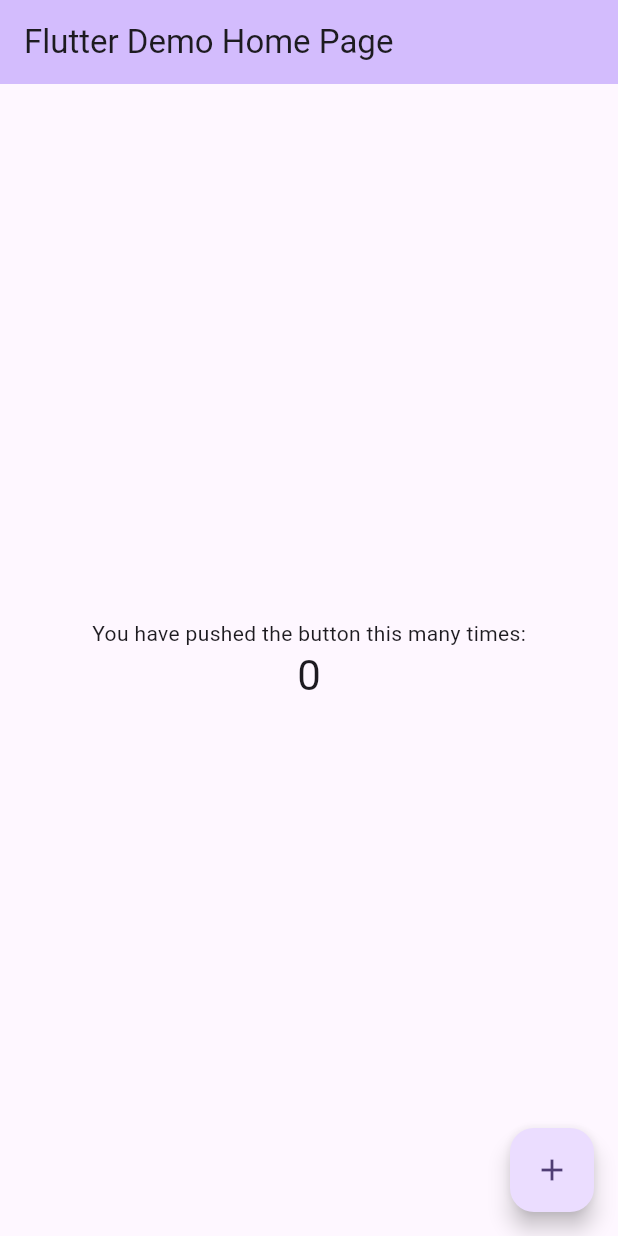
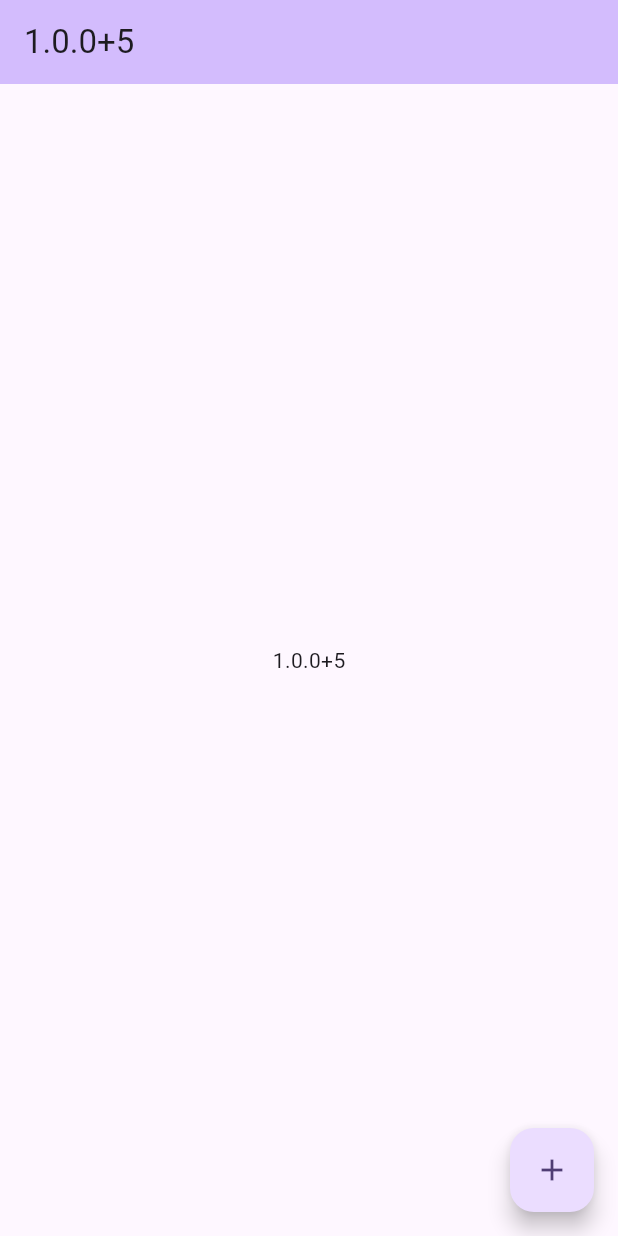
Before and after one commit to harkairt/sentry_exp, a Flutter app: the screen it shows after launch, on a phone screen of 412 x 824 dp. Run offline on Flutter 3.47's test engine with Material 2 defaults, Android fonts, the phone set to English and light mode, and no system bars; our stand-ins replace sentry_flutter.

Commit message:
chore: 1.0.0+5

```diff
--- a/lib/main.dart
+++ b/lib/main.dart
@@ -2,6 +2,8 @@
 import 'package:flutter/material.dart';
 
 import 'package:sentry_flutter/sentry_flutter.dart';
+
+const release = "1.0.0+5";
 
 Future<void> main() async {
   await SentryFlutter.init(
@@ -10,7 +12,7 @@
       // Set tracesSampleRate to 1.0 to capture 100% of transactions for performance monitoring.
       // We recommend adjusting this value in production.
       options.tracesSampleRate = 1.0;
-      options.release = "1.0.0+4";
+      options.release = release;
     },
     appRunner: () => runApp(const MyApp()),
   );
@@ -27,104 +29,30 @@
     return MaterialApp(
       title: 'Flutter Demo',
       theme: ThemeData(
-        // This is the theme of your application.
-        //
-        // TRY THIS: Try running your application with "flutter run". You'll see
-        // the application has a blue toolbar. Then, without quitting the app,
-        // try changing the seedColor in the colorScheme below to Colors.green
-        // and then invoke "hot reload" (save your changes or press the "hot
-        // reload" button in a Flutter-supported IDE, or press "r" if you used
-        // the command line to start the app).
-        //
-        // Notice that the counter didn't reset back to zero; the application
-        // state is not lost during the reload. To reset the state, use hot
-        // restart instead.
-        //
-        // This works for code too, not just values: Most code changes can be
-        // tested with just a hot reload.
         colorScheme: ColorScheme.fromSeed(seedColor: Colors.deepPurple),
         useMaterial3: true,
       ),
-      home: const MyHomePage(title: 'Flutter Demo Home Page'),
+      home: const MyHomePage(),
     );
   }
 }
 
-class MyHomePage extends StatefulWidget {
-  const MyHomePage({super.key, required this.title});
-
-  // This widget is the home page of your application. It is stateful, meaning
-  // that it has a State object (defined below) that contains fields that affect
-  // how it looks.
-
-  // This class is the configuration for the state. It holds the values (in this
-  // case the title) provided by the parent (in this case the App widget) and
-  // used by the build method of the State. Fields in a Widget subclass are
-  // always marked "final".
-
-  final String title;
-
-  @override
-  State<MyHomePage> createState() => _MyHomePageState();
-}
-
-class _MyHomePageState extends State<MyHomePage> {
-  int _counter = 0;
-
-  void _incrementCounter() {
-    setState(() {
-      // This call to setState tells the Flutter framework that something has
-      // changed in this State, which causes it to rerun the build method below
-      // so that the display can reflect the updated values. If we changed
-      // _counter without calling setState(), then the build method would not be
-      // called again, and so nothing would appear to happen.
-      _counter++;
-    });
-  }
+class MyHomePage extends StatelessWidget {
+  const MyHomePage({super.key});
 
   @override
   Widget build(BuildContext context) {
-    // This method is rerun every time setState is called, for instance as done
-    // by the _incrementCounter method above.
-    //
-    // The Flutter framework has been optimized to make rerunning build methods
-    // fast, so that you can just rebuild anything that needs updating rather
-    // than having to individually change instances of widgets.
     return Scaffold(
       appBar: AppBar(
-        // TRY THIS: Try changing the color here to a specific color (to
-        // Colors.amber, perhaps?) and trigger a hot reload to see the AppBar
-        // change color while the other colors stay the same.
         backgroundColor: Theme.of(context).colorScheme.inversePrimary,
-        // Here we take the value from the MyHomePage object that was created by
-        // the App.build method, and use it to set our appbar title.
-        title: Text(widget.title),
+        title: const Text(release),
       ),
-      body: Center(
-        // Center is a layout widget. It takes a single child and positions it
-        // in the middle of the parent.
+      body: const Center(
         child: Column(
-          // Column is also a layout widget. It takes a list of children and
-          // arranges them vertically. By default, it sizes itself to fit its
-          // children horizontally, and tries to be as tall as its parent.
-          //
-          // Column has various properties to control how it sizes itself and
-          // how it positions its children. Here we use mainAxisAlignment to
-          // center the children vertically; the main axis here is the vertical
-          // axis because Columns are vertical (the cross axis would be
-          // horizontal).
-          //
-          // TRY THIS: Invoke "debug painting" (choose the "Toggle Debug Paint"
-          // action in the IDE, or press "p" in the console), to see the
-          // wireframe for each widget.
           mainAxisAlignment: MainAxisAlignment.center,
           children: <Widget>[
-            const Text(
-              'You have pushed the button this many times:',
-            ),
             Text(
-              '$_counter',
-              style: Theme.of(context).textTheme.headlineMedium,
+              release,
             ),
           ],
         ),
@@ -133,7 +61,7 @@
         onPressed: () => reportAndRethrow(one),
         tooltip: 'Increment',
         child: const Icon(Icons.add),
-      ), // This trailing comma makes auto-formatting nicer for build methods.
+      ),
     );
   }
 }
```
